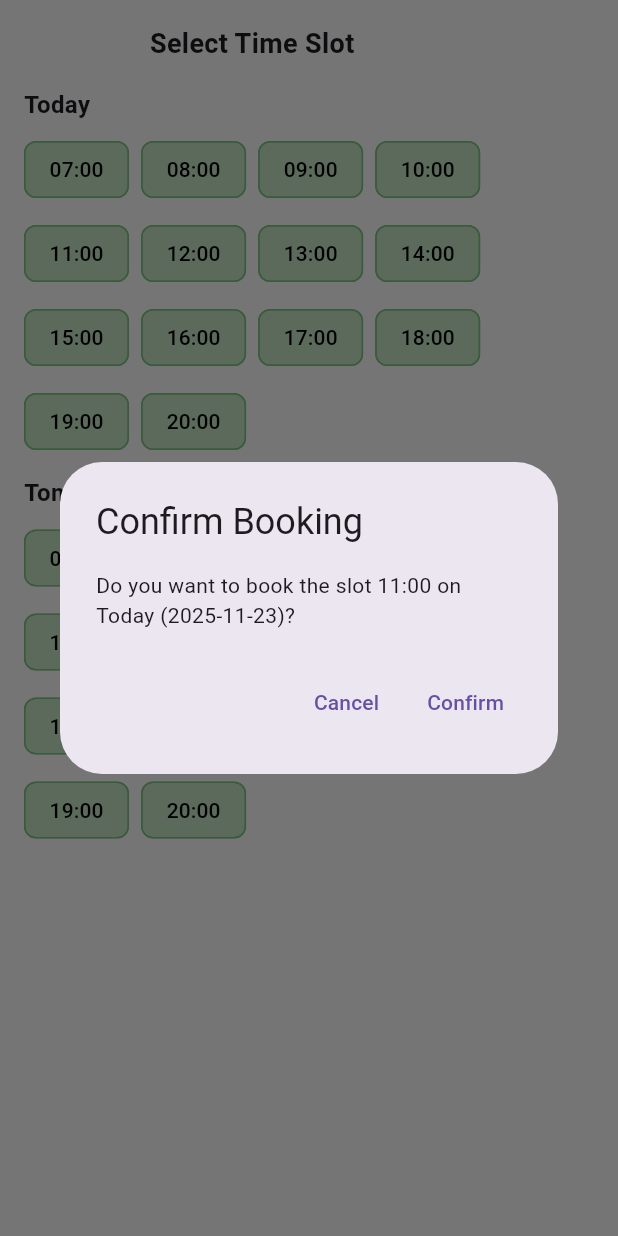
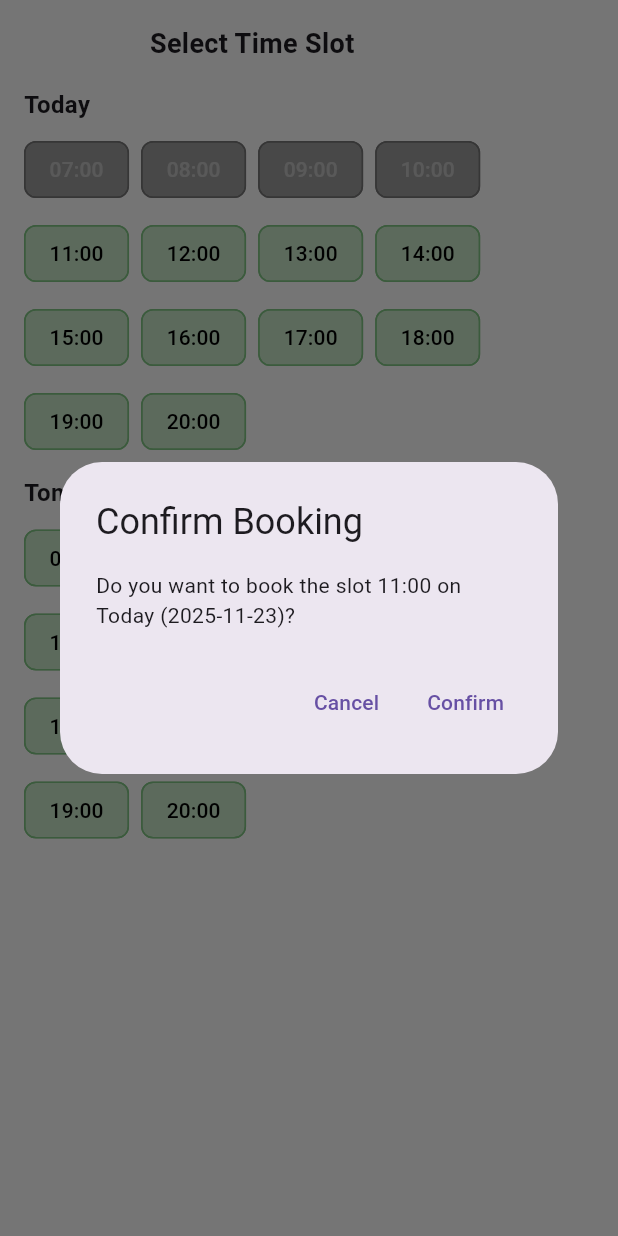
Before and after one commit to Sabinkc/futsal_mate, a Flutter app: the BookingWidget widget shown alone on an empty page, opened directly with empty values, after a tap on "11:00", on a phone screen of 412 x 824 dp. Run offline on Flutter 3.47's test engine with Material 3 defaults, Android fonts, the phone set to English and light mode, and no system bars; our stand-ins replace cloud_firestore, firebase_auth, firebase_core, flutter_map, flutter_riverpod, geolocator and 3 more; accounts and stored records are empty; network calls fail.

Commit message:
removed the feature to add past bookings

```diff
--- a/lib/features/booking/view/widgets/booking_widget.dart
+++ b/lib/features/booking/view/widgets/booking_widget.dart
@@ -16,8 +16,6 @@
 //   bool _loading = true;
 //   Set<String> _bookedToday = {};
 //   Set<String> _bookedTomorrow = {};
-//   String? _selectedSlot;
-//   String? _selectedDay;
 
 //   final List<String> _timeSlots = [
 //     '07:00',
@@ -81,14 +79,20 @@
 //       logger.log("✅ Booked Today Slots: $_bookedToday");
 //       logger.log("✅ Booked Tomorrow Slots: $_bookedTomorrow");
 
-//       setState(() {
-//         _loading = false;
-//       });
+//       // Check if widget is still mounted before calling setState
+//       if (mounted) {
+//         setState(() {
+//           _loading = false;
+//         });
+//       }
 //     } catch (e, stackTrace) {
 //       logger.log("❌ Error scanning bookings: $e", stackTrace: stackTrace);
-//       setState(() {
-//         _loading = false;
-//       });
+//       // Check if widget is still mounted before calling setState
+//       if (mounted) {
+//         setState(() {
+//           _loading = false;
+//         });
+//       }
 //     }
 //   }
 
@@ -106,18 +110,18 @@
 //     final confirm = await showDialog<bool>(
 //       context: context,
 //       builder: (ctx) => AlertDialog(
-//         title: Text("Confirm Booking"),
+//         title: const Text("Confirm Booking"),
 //         content: Text(
 //           "Do you want to book the slot $slot on $day ($bookingDate)?",
 //         ),
 //         actions: [
 //           TextButton(
 //             onPressed: () => Navigator.pop(ctx, false),
-//             child: Text("Cancel"),
+//             child: const Text("Cancel"),
 //           ),
 //           TextButton(
 //             onPressed: () => Navigator.pop(ctx, true),
-//             child: Text("Confirm"),
+//             child: const Text("Confirm"),
 //           ),
 //         ],
 //       ),
@@ -148,85 +152,29 @@
 //       });
 
 //       logger.log("✅ Booking created for $slot on $bookingDate for user: $uid");
-//       Navigator.pop(context);
+
+//       // Close the bottom sheet first
+//       if (mounted) {
+//         Navigator.pop(context);
+//       }
 
 //       ScaffoldMessenger.of(context).showSnackBar(
 //         SnackBar(content: Text("Booked $slot on $day successfully")),
 //       );
 
-//       // Refresh
-//       _loadBookedSlots();
+//       // Don't call _loadBookedSlots() here since the widget is disposed
+//       // The next time the widget opens, it will load fresh data
 //     } catch (e) {
-//       Navigator.pop(context);
+//       // Only try to close if still mounted
+//       if (mounted) {
+//         Navigator.pop(context);
+//       }
 //       logger.log("❌ Error creating booking: $e");
-//       ScaffoldMessenger.of(
-//         context,
-//       ).showSnackBar(SnackBar(content: Text("Booking failed. Try again.")));
+//       ScaffoldMessenger.of(context).showSnackBar(
+//         const SnackBar(content: Text("Booking failed. Try again.")),
+//       );
 //     }
 //   }
-
-//   // Future<void> _confirmBooking(String slot, String day) async {
-//   //   String bookingDate = _formatDate(
-//   //     day == "Today" ? DateTime.now() : DateTime.now().add(Duration(days: 1)),
-//   //   );
-
-//   //   final confirm = await showDialog<bool>(
-//   //     context: context,
-//   //     builder: (ctx) => AlertDialog(
-//   //       title: Text("Confirm Booking"),
-//   //       content: Text(
-//   //         "Do you want to book the slot $slot on $day ($bookingDate)?",
-//   //       ),
-//   //       actions: [
-//   //         TextButton(
-//   //           onPressed: () => Navigator.pop(ctx, false),
-//   //           child: Text("Cancel"),
-//   //         ),
-//   //         TextButton(
-//   //           onPressed: () => Navigator.pop(ctx, true),
-//   //           child: Text("Confirm"),
-//   //         ),
-//   //       ],
-//   //     ),
-//   //   );
-
-//   //   if (confirm != true) return;
-
-//   //   try {
-//   //     final docRef = FirebaseFirestore.instance.collection("bookings").doc();
-
-//   //     await docRef.set({
-//   //       "futsalId": widget.futsalDetail.futsalId,
-//   //       "timeSlot": slot,
-//   //       "bookingDate": bookingDate,
-//   //       "createdAt": FieldValue.serverTimestamp(),
-//   //       "updatedAt": FieldValue.serverTimestamp(),
-//   //       "customerName": "Guest User",
-//   //       "customerEmail": "guest@example.com",
-//   //       "customerPhone": "N/A",
-//   //       "amount": widget.futsalDetail.pricePerHour,
-//   //       "status": "pending",
-//   //       "paymentStatus": "pending",
-//   //       "notes": "Booked via app",
-//   //     });
-
-//   //     logger.log("✅ Booking created for $slot on $bookingDate");
-//   //     Navigator.pop(context);
-
-//   //     ScaffoldMessenger.of(context).showSnackBar(
-//   //       SnackBar(content: Text("Booked $slot on $day successfully")),
-//   //     );
-
-//   //     // Refresh
-//   //     _loadBookedSlots();
-//   //   } catch (e) {
-//   //     Navigator.pop(context);
-//   //     logger.log("❌ Error creating booking: $e");
-//   //     ScaffoldMessenger.of(
-//   //       context,
-//   //     ).showSnackBar(SnackBar(content: Text("Booking failed. Try again.")));
-//   //   }
-//   // }
 
 //   @override
 //   Widget build(BuildContext context) {
@@ -251,11 +199,11 @@
 //             "Select Time Slot",
 //             style: TextStyle(fontSize: 18, fontWeight: FontWeight.bold),
 //           ),
-//           SizedBox(height: 16),
+//           const SizedBox(height: 16),
 //           _buildDaySlotRow("Today", _bookedToday),
-//           SizedBox(height: 12),
+//           const SizedBox(height: 12),
 //           _buildDaySlotRow("Tomorrow", _bookedTomorrow),
-//           SizedBox(height: 20),
+//           const SizedBox(height: 20),
 //         ],
 //       ),
 //     );
@@ -267,9 +215,9 @@
 //       children: [
 //         Text(
 //           label,
-//           style: TextStyle(fontSize: 16, fontWeight: FontWeight.w600),
+//           style: const TextStyle(fontSize: 16, fontWeight: FontWeight.w600),
 //         ),
-//         SizedBox(height: 8),
+//         const SizedBox(height: 8),
 //         Wrap(
 //           spacing: 8,
 //           runSpacing: 8,
@@ -411,10 +359,47 @@ class _BookingWidgetState extends State<BookingWidget> {
         "${date.day.toString().padLeft(2, '0')}";
   }
 
+  // Check if a time slot is in the future
+  bool _isTimeSlotInFuture(String day, String timeSlot) {
+    final now = DateTime.now();
+    final currentTime = TimeOfDay.fromDateTime(now);
+
+    if (day == "Today") {
+      // Parse the time slot
+      final timeParts = timeSlot.split(':');
+      final slotHour = int.parse(timeParts[0]);
+      final slotMinute = int.parse(timeParts[1]);
+      final slotTime = TimeOfDay(hour: slotHour, minute: slotMinute);
+
+      // Compare with current time
+      return slotTime.hour > currentTime.hour ||
+          (slotTime.hour == currentTime.hour &&
+              slotTime.minute > currentTime.minute);
+    } else if (day == "Tomorrow") {
+      // All tomorrow slots are in the future
+      return true;
+    }
+
+    return false;
+  }
+
   Future<void> _confirmBooking(String slot, String day) async {
     String bookingDate = _formatDate(
       day == "Today" ? DateTime.now() : DateTime.now().add(Duration(days: 1)),
     );
+
+    // Check if the time slot is in the future
+    if (!_isTimeSlotInFuture(day, slot)) {
+      ScaffoldMessenger.of(context).showSnackBar(
+        const SnackBar(
+          content: Text(
+            "Cannot book past time slots. Please select a future time.",
+          ),
+          backgroundColor: Colors.red,
+        ),
+      );
+      return;
+    }
 
     final confirm = await showDialog<bool>(
       context: context,
@@ -532,30 +517,42 @@ class _BookingWidgetState extends State<BookingWidget> {
           runSpacing: 8,
           children: _timeSlots.map((slot) {
             final isBooked = booked.contains(slot);
+            final isPastTime =
+                label == "Today" && !_isTimeSlotInFuture(label, slot);
+            final isDisabled = isBooked || isPastTime;
+
+            String disabledReason = '';
+            if (isBooked) {
+              disabledReason = 'Already booked';
+            } else if (isPastTime) {
+              disabledReason = 'Time has passed';
+            }
+
             return ChoiceChip(
               label: Text(
                 slot,
                 style: TextStyle(
-                  color: isBooked ? Colors.white : Colors.black,
+                  color: isDisabled ? Colors.white : Colors.black,
                   fontWeight: FontWeight.w500,
                 ),
               ),
               selected: false,
-              onSelected: isBooked
+              onSelected: isDisabled
                   ? null
                   : (_) {
                       _confirmBooking(slot, label);
                     },
-              backgroundColor: isBooked ? Colors.grey : Colors.green.shade100,
+              backgroundColor: isDisabled ? Colors.grey : Colors.green.shade100,
               disabledColor: Colors.grey,
               shape: RoundedRectangleBorder(
                 borderRadius: BorderRadius.circular(8),
                 side: BorderSide(
-                  color: isBooked
+                  color: isDisabled
                       ? Colors.grey.shade600
                       : Colors.green.shade300,
                 ),
               ),
+              tooltip: isDisabled ? disabledReason : 'Book $slot',
             );
           }).toList(),
         ),
```
Also changed, not shown: lib/features/history/view/screens/my_bookings_screen.dart (+66 -14 lines).
